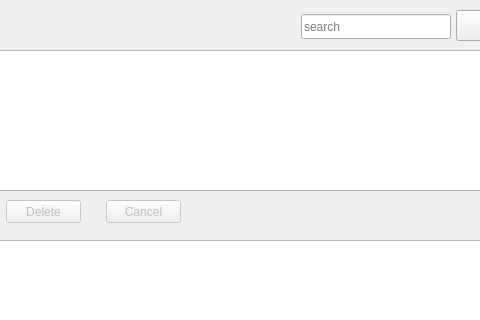
annakrih/T113VLN1-3, file gui.ui: the form before one commit; both pictures show x 224 to 704 and y 0 to 320 of the 798 by 476 pixel window.
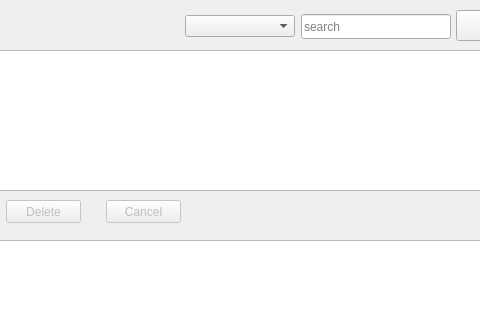
The form after the commit.

Patch:
```diff
--- a/gui.ui
+++ b/gui.ui
@@ -153,6 +153,16 @@
      </rect>
     </property>
    </widget>
+   <widget class="QComboBox" name="searchComboBox">
+    <property name="geometry">
+     <rect>
+      <x>409</x>
+      <y>15</y>
+      <width>110</width>
+      <height>22</height>
+     </rect>
+    </property>
+   </widget>
   </widget>
   <widget class="QMenuBar" name="menubar">
    <property name="geometry">
```
